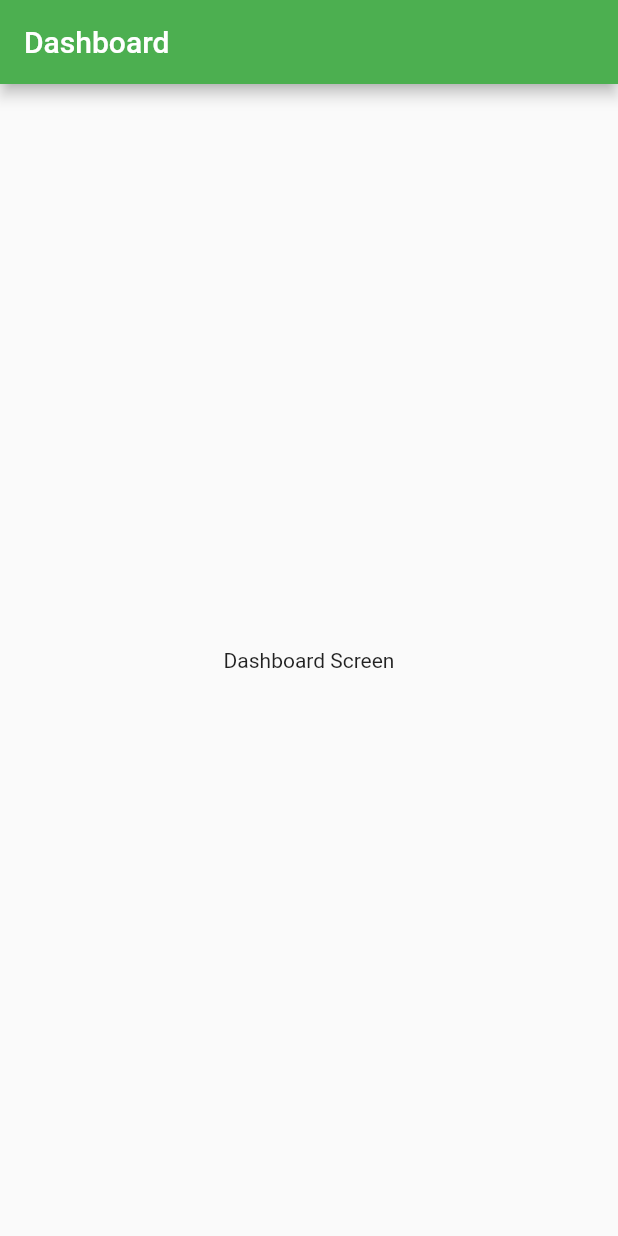
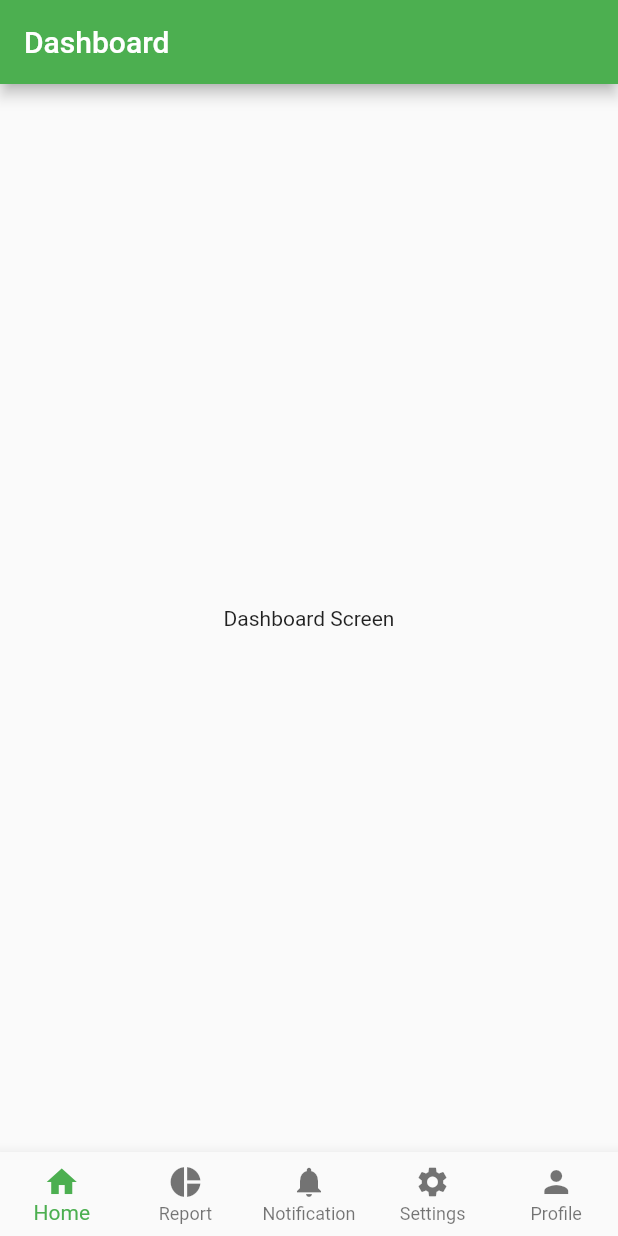
Before and after one commit to iamsamitdev/flutter_scale_pine, a Flutter app: the DashboardScreen screen opened directly, on a phone screen of 412 x 824 dp. Run offline on Flutter 3.47's test engine with Material 3 defaults, Android fonts, the phone set to English and light mode, and no system bars; our stand-ins replace introduction_screen.

Commit message:
update dashboard menu

```diff
--- a/lib/screens/dashboard/dashboard_screen.dart
+++ b/lib/screens/dashboard/dashboard_screen.dart
@@ -18,6 +18,35 @@ class _DashboardScreenState extends State<DashboardScreen> {
       body: const Center(
         child: Text('Dashboard Screen'),
       ),
+      bottomNavigationBar: BottomNavigationBar(
+        onTap: (value){
+          print(value);
+        },
+        currentIndex: 0,
+        type: BottomNavigationBarType.fixed,
+        items: const [
+          BottomNavigationBarItem(
+            icon: Icon(Icons.home),
+            label: 'Home'
+          ),
+          BottomNavigationBarItem(
+            icon: Icon(Icons.pie_chart),
+            label: 'Report'
+          ),
+          BottomNavigationBarItem(
+            icon: Icon(Icons.notifications),
+            label: 'Notification'
+          ),
+          BottomNavigationBarItem(
+            icon: Icon(Icons.settings),
+            label: 'Settings'
+          ),
+          BottomNavigationBarItem(
+            icon: Icon(Icons.person),
+            label: 'Profile'
+          ),
+        ],
+      ),
     );
   }
 }
```
